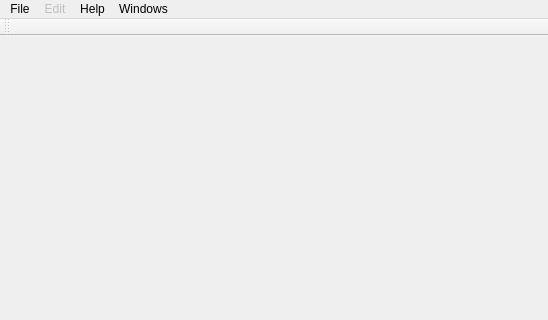
The window that applications/QEGuiApp/src/MainWindow.ui (andrewrhyder/epicsqt) describes before a commit, drawn with Qt 5; both pictures show x 0 to 548 and y 0 to 320 of the 548 by 492 pixel window.
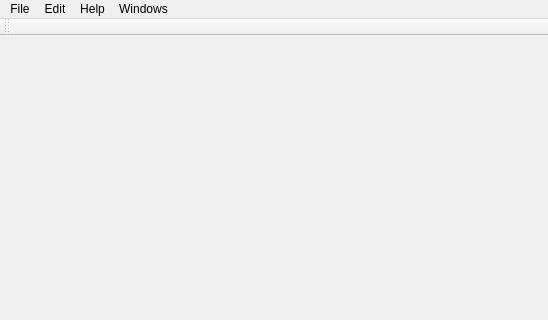
The same window after the commit.

```diff
--- a/applications/QEGuiApp/src/MainWindow.ui
+++ b/applications/QEGuiApp/src/MainWindow.ui
@@ -20,7 +20,7 @@
      <x>0</x>
      <y>0</y>
      <width>548</width>
-     <height>23</height>
+     <height>22</height>
     </rect>
    </property>
    <widget class="QMenu" name="menuFile">
@@ -54,9 +54,6 @@
     </property>
    </widget>
    <widget class="QMenu" name="menuEdit">
-    <property name="enabled">
-     <bool>false</bool>
-    </property>
     <property name="title">
      <string>Edit</string>
     </property>
```
Left out of the diff: 10 changed lines with no effect on the pictures.
